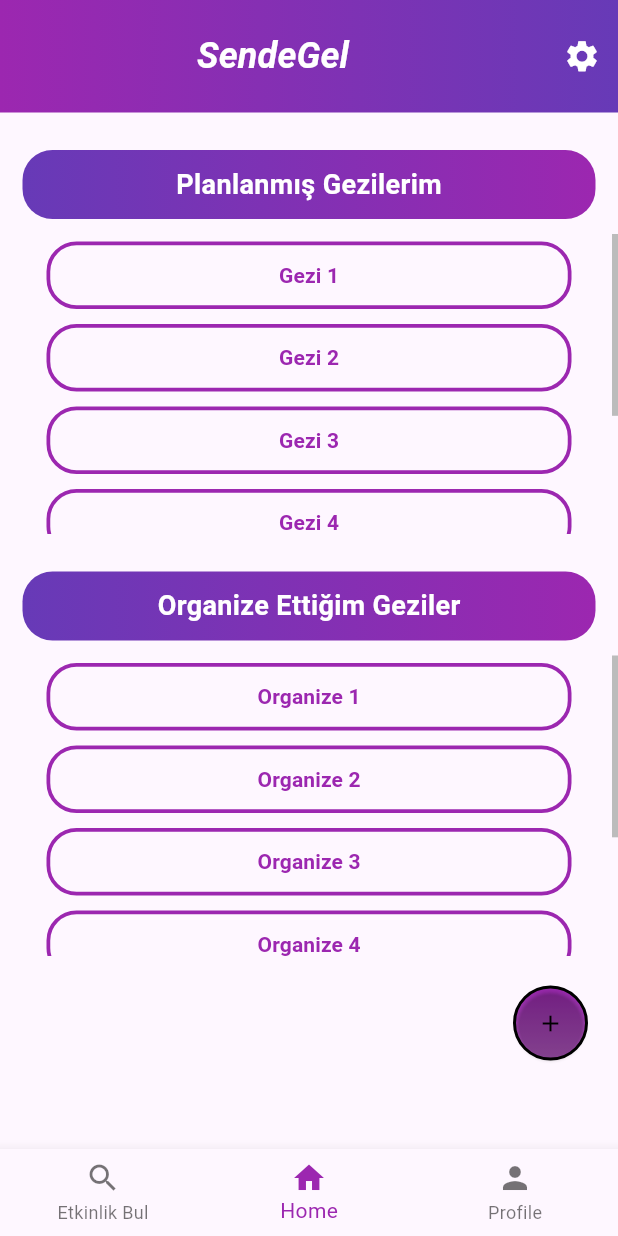
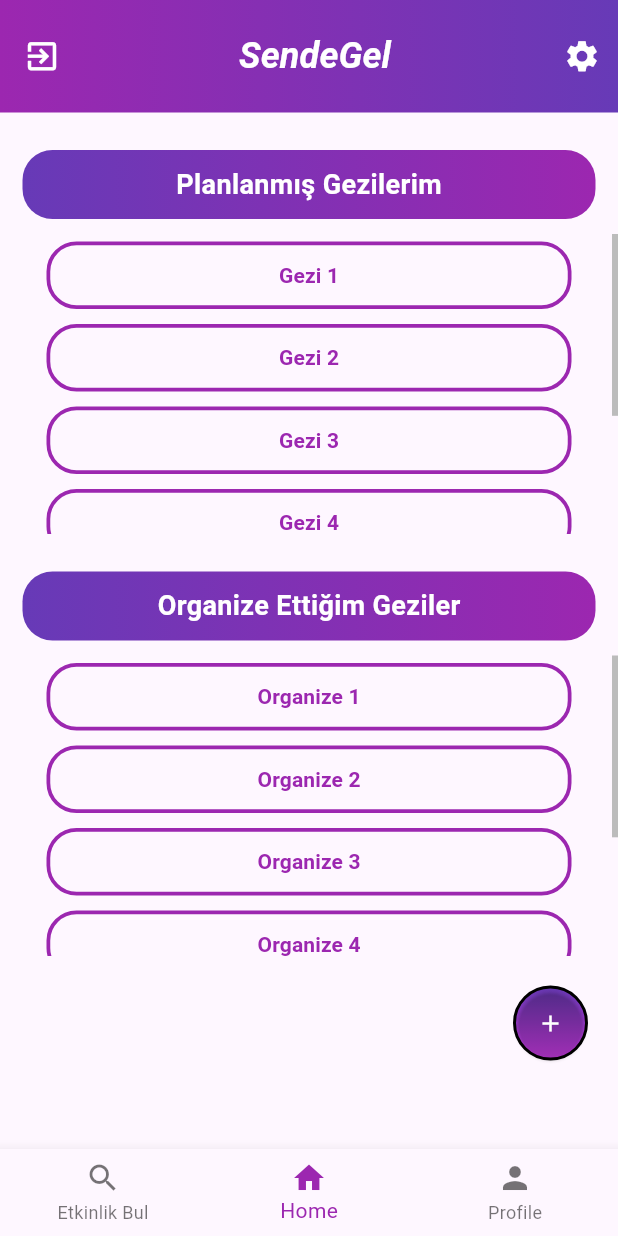
Before and after one commit to Dsoylular/SendeGel, a Flutter app: the screen it shows after launch, after a tap on "LOGIN", on a phone screen of 412 x 824 dp. Run offline on Flutter 3.47's test engine with Material 3 defaults, Android fonts, the phone set to English and light mode, and no system bars.

Commit message:
HomePage.dart fifth commit

```diff
--- a/lib/HubPage.dart
+++ b/lib/HubPage.dart
@@ -50,6 +50,16 @@ class _HomePageState extends State<HomePage> {
         ),
         toolbarHeight: 75,
         centerTitle: false, // Center the title
+        leading: IconButton(
+          icon: const Icon(
+            Icons.exit_to_app,
+            size: 25, // Adjust the size as needed
+            color: Colors.white, // Make the icon white
+          ),
+          onPressed: () {
+            Navigator.of(context).pop();
+          },
+        ),
         actions: [
           IconButton(
             icon: const Icon(
@@ -63,6 +73,8 @@ class _HomePageState extends State<HomePage> {
           ),
         ],
       ),
+
+
 
 
       body: Center(
--- a/lib/HubPageFiles/HomePage.dart
+++ b/lib/HubPageFiles/HomePage.dart
@@ -124,8 +124,8 @@ class HomeWidget extends StatelessWidget {
                   height: 50, // Adjust height as needed
                   decoration: BoxDecoration(
                     shape: BoxShape.circle, // Makes the container circular
-                    gradient: LinearGradient(
-                      colors: [Colors.purple, Colors.purple.withOpacity(0.75)],
+                    gradient: const LinearGradient(
+                      colors: [Colors.deepPurple, Colors.purpleAccent],
                       begin: Alignment.topCenter,
                       end: Alignment.bottomCenter,
                     ),
@@ -139,7 +139,7 @@ class HomeWidget extends StatelessWidget {
                       padding: EdgeInsets.zero, // Remove padding
                       shape: const CircleBorder(), // Makes the button circular
                       backgroundColor: Colors.transparent, // Transparent background
-                      foregroundColor: Colors.black, // Text color
+                      foregroundColor: Colors.white, // Text color
                     ),
                     child: const Icon(Icons.add),
                   ),
```
